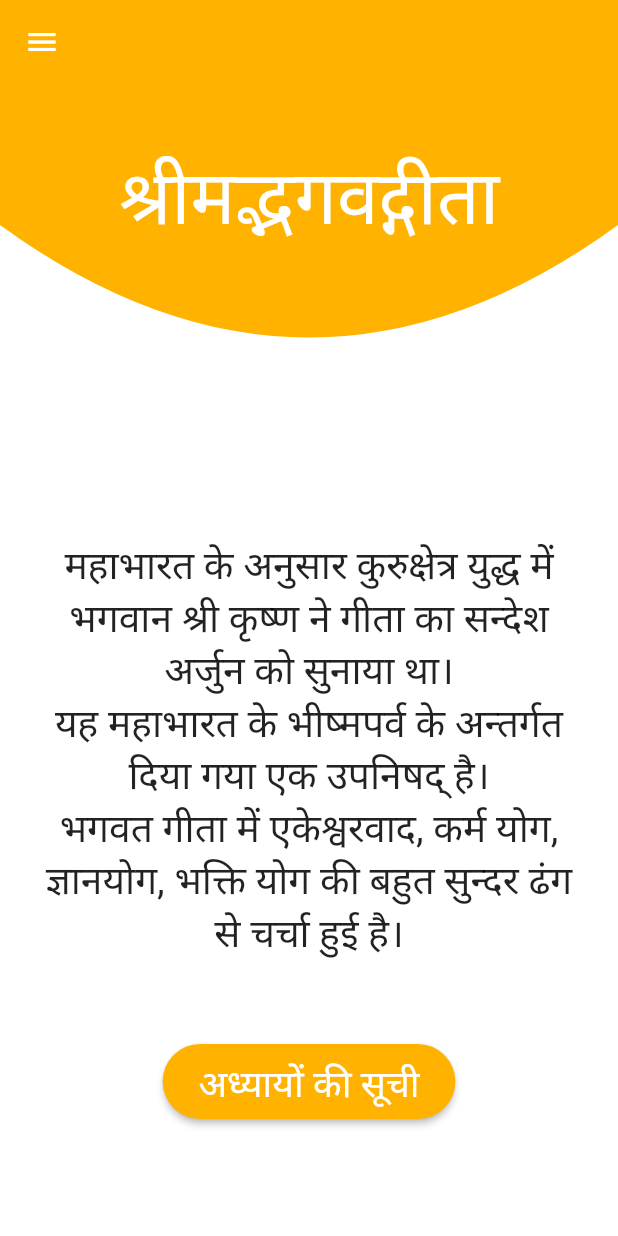
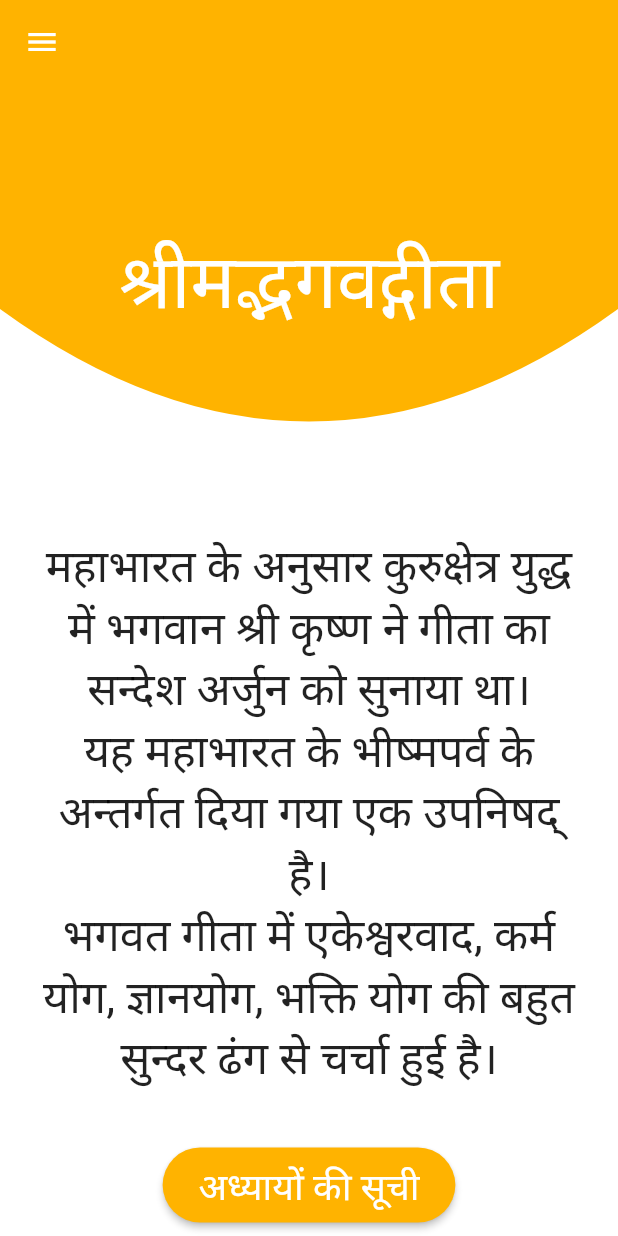
Before and after one commit to kashishkhullar/gita_app, a Flutter app: the screen it shows after launch, on a phone screen of 412 x 824 dp. Run offline on Flutter 3.47's test engine with Material 2 defaults, Android fonts, the phone set to English and light mode, and no system bars.

Commit message:
fixed rotate overflow problem

```diff
--- a/lib/screens/home.screen.dart
+++ b/lib/screens/home.screen.dart
@@ -1,8 +1,6 @@
 import 'package:flutter/material.dart';
 import 'package:gita_app/helpers/home.clipper.dart';
-import 'package:gita_app/models/GitaData.dart';
 import 'package:gita_app/screens/chapters.screen.dart';
-import 'package:provider/provider.dart';
 
 class HomeScreen extends StatelessWidget {
   @override
@@ -10,14 +8,18 @@ class HomeScreen extends StatelessWidget {
     return Scaffold(
       backgroundColor: Colors.white,
       drawer: Drawer(),
-      extendBodyBehindAppBar: true,
+      // extendBodyBehindAppBar: true,
       appBar: AppBar(
         backgroundColor: Colors.amber[600],
         elevation: 0.0,
         iconTheme: IconThemeData(color: Colors.white),
       ),
-      body: Column(
-        mainAxisAlignment: MainAxisAlignment.spaceBetween,
+      // resizeToAvoidBottomPadding: true,
+      body: SingleChildScrollView(
+        // color: Colors.red,
+        child: Column(
+          mainAxisAlignment: MainAxisAlignment.spaceEvenly,
+          // mainAxisSize: MainAxisSize.min,
           children: [
             ClipPath(
               clipper: HomeClipper(),
@@ -42,10 +44,13 @@ class HomeScreen extends StatelessWidget {
               child: Text(
                 "महाभारत के अनुसार कुरुक्षेत्र युद्ध में भगवान श्री कृष्ण ने गीता का सन्देश अर्जुन को सुनाया था।\nयह महाभारत के भीष्मपर्व के अन्तर्गत दिया गया एक उपनिषद् है।\nभगवत गीता में एकेश्वरवाद, कर्म योग, ज्ञानयोग, भक्ति योग की बहुत सुन्दर ढंग से चर्चा हुई है।",
                 style: TextStyle(
-                fontSize: 26,
+                  fontSize: 30,
                 ),
                 textAlign: TextAlign.center,
               ),
+            ),
+            Padding(
+              padding: EdgeInsets.symmetric(vertical: 20),
             ),
             RaisedButton(
               onPressed: () {
@@ -59,13 +64,11 @@ class HomeScreen extends StatelessWidget {
                   style: TextStyle(color: Colors.white, fontSize: 25),
                 ),
               ),
-            shape:
-                RoundedRectangleBorder(borderRadius: BorderRadius.circular(90)),
-          ),
-          SizedBox(
-            height: 20,
+              shape: RoundedRectangleBorder(
+                  borderRadius: BorderRadius.circular(90)),
             ),
           ],
+        ),
       ),
     );
   }
```
Lines whose indentation alone changed are shown as unchanged.
